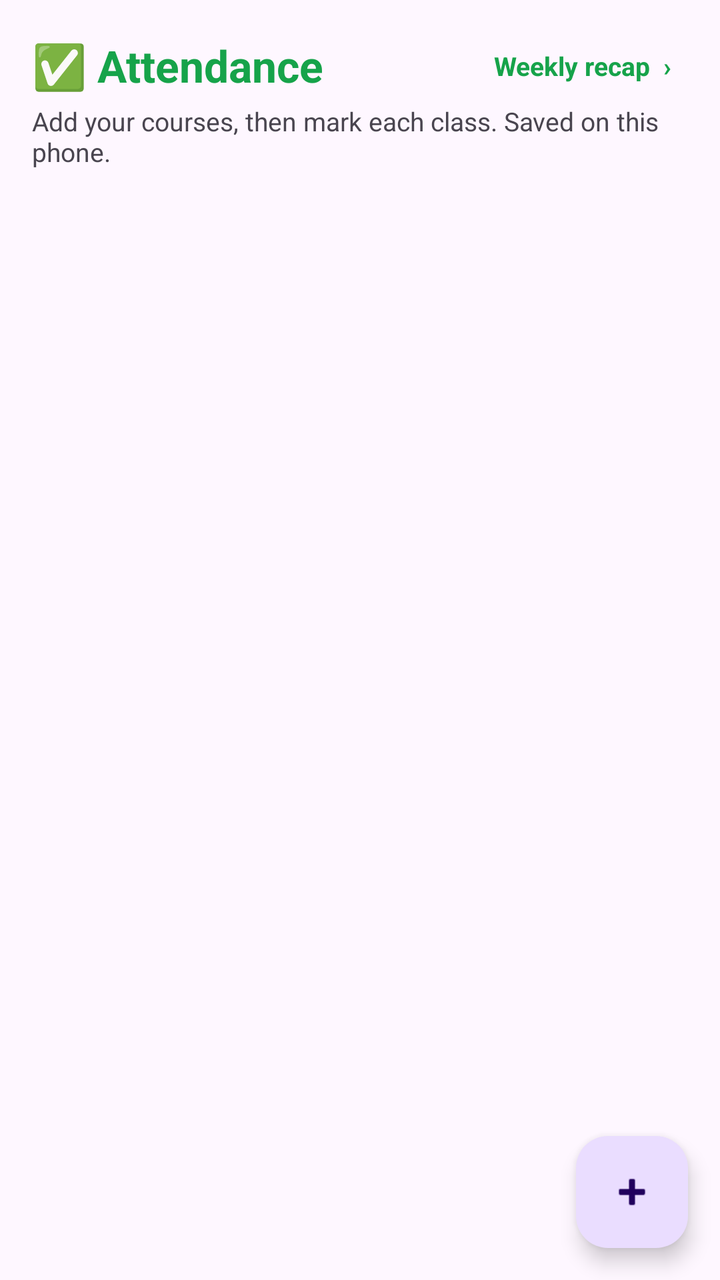
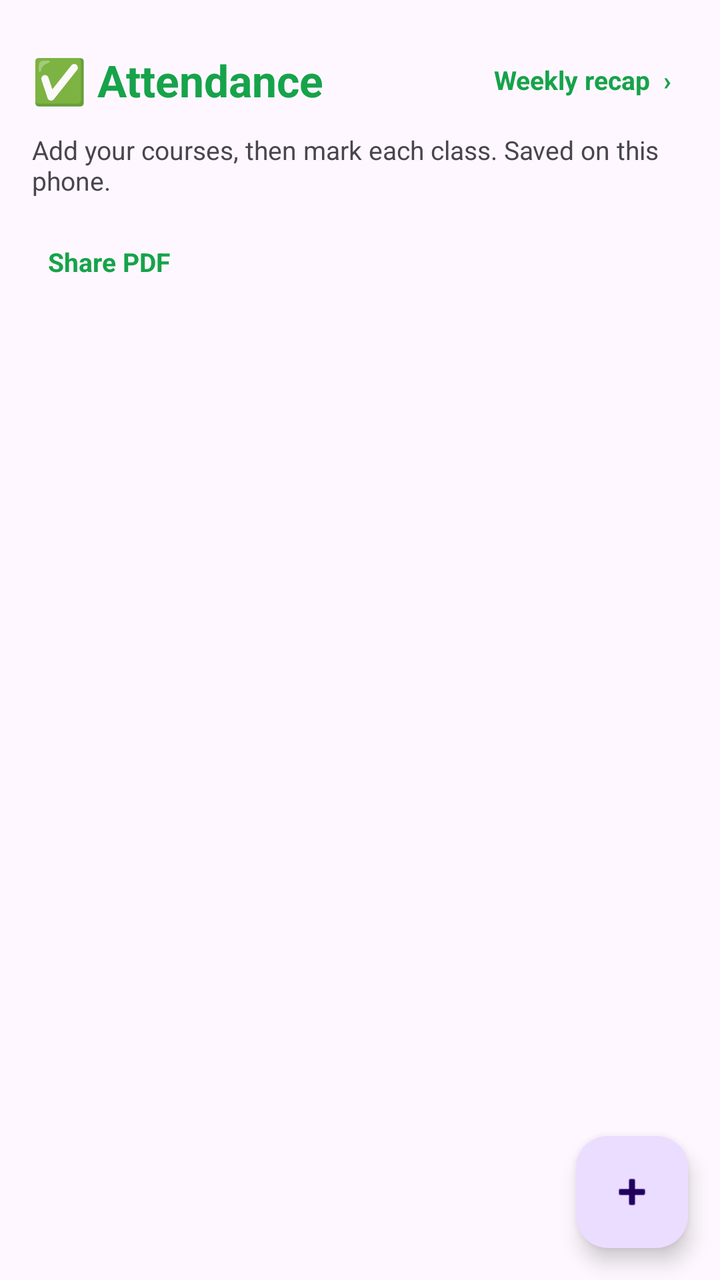

Compare the two renders of this Android layout. The source of the first and the diff that turns it into the second are given below.
<!-- AndroidManifest.xml: application theme Theme.CampusCompanion -->
<!-- res/layout/activity_attendance.xml -->
<?xml version="1.0" encoding="utf-8"?>
<androidx.coordinatorlayout.widget.CoordinatorLayout
    xmlns:android="http://schemas.android.com/apk/res/android"
    android:layout_width="match_parent"
    android:layout_height="match_parent">

    <LinearLayout
        android:layout_width="match_parent"
        android:layout_height="match_parent"
        android:orientation="vertical">

        <LinearLayout
            android:layout_width="match_parent"
            android:layout_height="wrap_content"
            android:orientation="vertical"
            android:paddingHorizontal="16dp"
            android:paddingTop="16dp">

            <LinearLayout
                android:layout_width="match_parent"
                android:layout_height="wrap_content"
                android:gravity="center_vertical"
                android:orientation="horizontal">

                <TextView
                    android:layout_width="0dp"
                    android:layout_height="wrap_content"
                    android:layout_weight="1"
                    android:text="&#9989; Attendance"
                    android:textColor="@color/home_attendance"
                    android:textSize="22sp"
                    android:textStyle="bold" />

                <TextView
                    android:id="@+id/tvRecapLink"
                    android:layout_width="wrap_content"
                    android:layout_height="wrap_content"
                    android:background="?attr/selectableItemBackground"
                    android:padding="8dp"
                    android:text="Weekly recap  &#8250;"
                    android:textColor="@color/home_attendance"
                    android:textSize="13sp"
                    android:textStyle="bold" />
            </LinearLayout>

            <TextView
                android:layout_width="match_parent"
                android:layout_height="wrap_content"
                android:layout_marginTop="2dp"
                android:text="Add your courses, then mark each class. Saved on this phone."
                android:textColor="?attr/colorOnSurfaceVariant"
                android:textSize="13sp" />

            <LinearLayout
                android:layout_width="match_parent"
                android:layout_height="wrap_content"
                android:layout_marginTop="8dp"
                android:orientation="horizontal">

                <TextView
                    android:id="@+id/tvOverall"
                    android:layout_width="wrap_content"
                    android:layout_height="wrap_content"
                    android:background="@drawable/bg_chip"
                    android:paddingHorizontal="12dp"
                    android:paddingVertical="4dp"
                    android:textColor="?attr/colorOnPrimaryContainer"
                    android:textSize="13sp"
                    android:textStyle="bold"
                    android:visibility="gone" />

                <TextView
                    android:id="@+id/tvStreak"
                    android:layout_width="wrap_content"
                    android:layout_height="wrap_content"
                    android:layout_marginStart="8dp"
                    android:background="@drawable/bg_chip"
                    android:paddingHorizontal="12dp"
                    android:paddingVertical="4dp"
                    android:textColor="?attr/colorOnPrimaryContainer"
                    android:textSize="13sp"
                    android:textStyle="bold"
                    android:visibility="gone" />
            </LinearLayout>
        </LinearLayout>

        <FrameLayout
            android:layout_width="match_parent"
            android:layout_height="0dp"
            android:layout_weight="1">

            <androidx.recyclerview.widget.RecyclerView
                android:id="@+id/recycler"
                android:layout_width="match_parent"
                android:layout_height="match_parent"
                android:clipToPadding="false"
                android:paddingTop="4dp"
                android:paddingBottom="88dp" />

            <TextView
                android:id="@+id/emptyText"
                android:layout_width="wrap_content"
                android:layout_height="wrap_content"
                android:layout_gravity="center"
                android:gravity="center"
                android:text="No courses yet.\nTap + to add your first course."
                android:visibility="gone" />
        </FrameLayout>
    </LinearLayout>

    <com.google.android.material.floatingactionbutton.FloatingActionButton
        android:id="@+id/fabAdd"
        android:layout_width="wrap_content"
        android:layout_height="wrap_content"
        android:layout_gravity="bottom|end"
        android:layout_margin="16dp"
        android:contentDescription="Add course"
        android:src="@android:drawable/ic_input_add" />
</androidx.coordinatorlayout.widget.CoordinatorLayout>
<!-- resources referenced by this layout -->
<resources>
  <color name="home_attendance">#16A34A</color>
  <!-- drawable bg_chip (drawable) -->
  <?xml version="1.0" encoding="utf-8"?>
  <shape xmlns:android="http://schemas.android.com/apk/res/android"
      android:shape="rectangle">
      <solid android:color="?attr/colorPrimaryContainer" />
      <corners android:radius="50dp" />
  </shape>
  <style name="Theme.CampusCompanion" parent="Base.Theme.CampusCompanion" />
  <style name="Base.Theme.CampusCompanion" parent="Theme.Material3.DayNight.NoActionBar">
          
      </style>
</resources>

<!-- the commit's change to res/layout/activity_attendance.xml (unified diff, before → after) -->
@@ -36,6 +36,8 @@
                     android:layout_width="wrap_content"
                     android:layout_height="wrap_content"
                     android:background="?attr/selectableItemBackground"
+                    android:gravity="center_vertical"
+                    android:minHeight="48dp"
                     android:padding="8dp"
                     android:text="Weekly recap  &#8250;"
                     android:textColor="@color/home_attendance"
@@ -55,6 +57,7 @@
                 android:layout_width="match_parent"
                 android:layout_height="wrap_content"
                 android:layout_marginTop="8dp"
+                android:gravity="center_vertical"
                 android:orientation="horizontal">
 
                 <TextView
@@ -81,6 +84,19 @@
                     android:textSize="13sp"
                     android:textStyle="bold"
                     android:visibility="gone" />
+
+                <TextView
+                    android:id="@+id/tvExport"
+                    android:layout_width="wrap_content"
+                    android:layout_height="wrap_content"
+                    android:background="?attr/selectableItemBackground"
+                    android:gravity="center_vertical"
+                    android:minHeight="48dp"
+                    android:padding="8dp"
+                    android:text="Share PDF"
+                    android:textColor="@color/home_attendance"
+                    android:textSize="13sp"
+                    android:textStyle="bold" />
             </LinearLayout>
         </LinearLayout>
 
